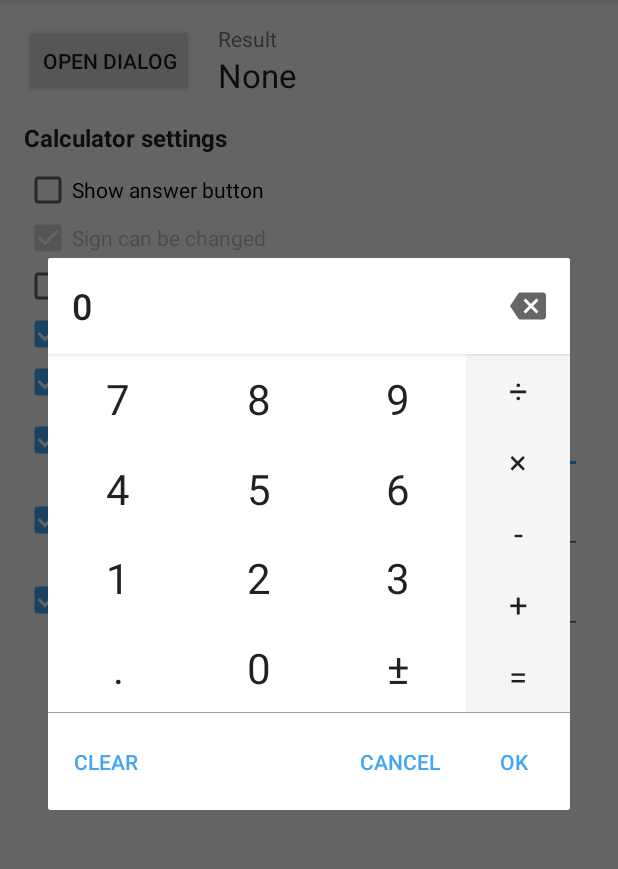
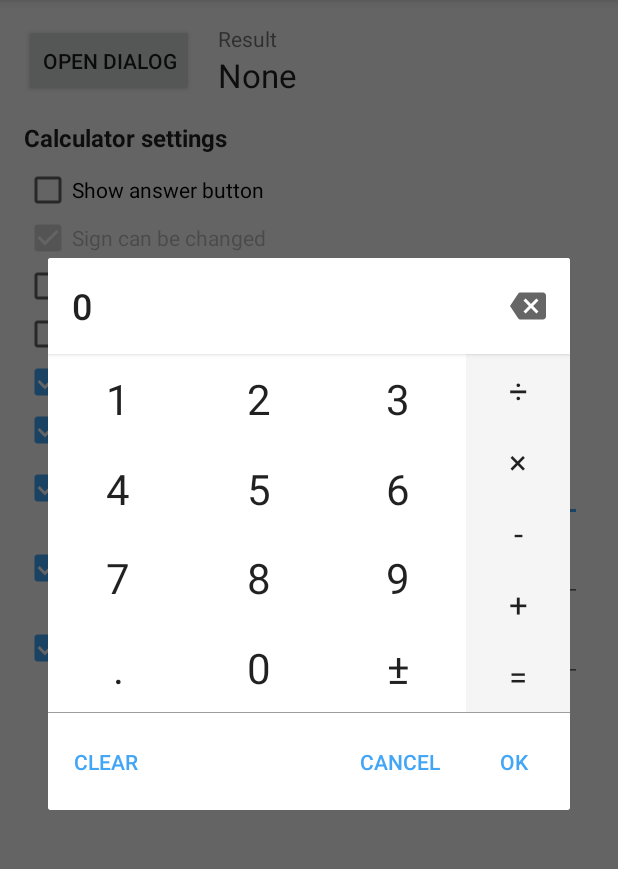
Before and after one commit to maltaisn/calcdialoglib, an Android app: the screen it shows after launch (MainActivity), after a tap on "OPEN DIALOG", on a phone screen of 412 x 824 dp, the part 84-953 px from its top. Run offline under Robolectric (Android 15) with nearby library versions, the phone set to English and light mode, and no system bars.

Commit message:
Change min sdk version to 16 Add option to hide sign button

```diff
--- a/app/build.gradle
+++ b/app/build.gradle
@@ -4,7 +4,7 @@ android {
     compileSdkVersion 27
     defaultConfig {
         applicationId "com.nmaltais.calcdialoglib"
-        minSdkVersion 21
+        minSdkVersion 16
         targetSdkVersion 27
         versionCode 1
         versionName "1.0"
@@ -22,7 +22,7 @@ android {
 dependencies {
     implementation fileTree(include: ['*.jar'], dir: 'libs')
     implementation 'com.android.support:appcompat-v7:27.1.1'
-    implementation 'com.android.support.constraint:constraint-layout:1.1.0'
+    implementation 'com.android.support.constraint:constraint-layout:1.1.2'
     testImplementation 'junit:junit:4.12'
     androidTestImplementation 'com.android.support.test:runner:1.0.2'
     androidTestImplementation 'com.android.support.test.espresso:espresso-core:3.0.2'
--- a/app/src/main/java/com/nmaltais/calcdialoglib/MainActivity.java
+++ b/app/src/main/java/com/nmaltais/calcdialoglib/MainActivity.java
@@ -39,6 +39,7 @@ public class MainActivity extends AppCompatActivity implements CalcDialog.CalcDi
 
     private TextView valueTextv;
     private CheckBox signCheck;
+    private CheckBox signHideBtn;
 
     private @Nullable BigDecimal value;
 
@@ -58,6 +59,7 @@ public class MainActivity extends AppCompatActivity implements CalcDialog.CalcDi
 
         signCheck = findViewById(R.id.check_sign);
         if (value == null) signCheck.setEnabled(false);
+        signHideBtn = findViewById(R.id.check_sign_hide_btn);
 
         final CheckBox showAnswerCheck = findViewById(R.id.check_answer_btn);
         final CheckBox clearOnOpCheck = findViewById(R.id.check_clear_operation);
@@ -126,6 +128,7 @@ public class MainActivity extends AppCompatActivity implements CalcDialog.CalcDi
                 // Set settings and value
                 calcDialog.setValue(value)
                         .setShowAnswerButton(showAnswerCheck.isChecked())
+                        .setHideSignButton(signHideBtn.isChecked())
                         .setSignCanBeChanged(signCanBeChanged, signCanBeChanged ? 0 : value.signum())
                         .setClearDisplayOnOperation(clearOnOpCheck.isChecked())
                         .setShowZeroWhenNoValue(showZeroCheck.isChecked())
--- a/app/src/main/res/layout/activity_main.xml
+++ b/app/src/main/res/layout/activity_main.xml
@@ -97,6 +97,16 @@
         app:layout_constraintTop_toBottomOf="@+id/check_answer_btn"/>
 
     <CheckBox
+        android:id="@+id/check_sign_hide_btn"
+        android:layout_width="wrap_content"
+        android:layout_height="wrap_content"
+        android:layout_marginStart="16dp"
+        android:checked="false"
+        android:text="@string/option_sign_hide_btn"
+        app:layout_constraintStart_toStartOf="parent"
+        app:layout_constraintTop_toBottomOf="@+id/check_sign"/>
+
+    <CheckBox
         android:id="@+id/check_clear_operation"
         android:layout_width="wrap_content"
         android:layout_height="wrap_content"
@@ -104,7 +114,7 @@
         android:checked="false"
         android:text="@string/option_clear_operation"
         app:layout_constraintStart_toStartOf="parent"
-        app:layout_constraintTop_toBottomOf="@+id/check_sign"/>
+        app:layout_constraintTop_toBottomOf="@+id/check_sign_hide_btn"/>
 
     <CheckBox
         android:id="@+id/check_show_zero"
--- a/app/src/main/res/values/strings.xml
+++ b/app/src/main/res/values/strings.xml
@@ -8,6 +8,7 @@
     <string name="calc_settings">Calculator settings</string>
 
     <string name="option_sign">Sign can be changed</string>
+    <string name="option_sign_hide_btn">Hide sign button</string>
     <string name="option_answer_btn">Show answer button</string>
     <string name="option_clear_operation">Clear display on operation button click</string>
     <string name="option_show_zero">Show zero when there is no value</string>
--- a/build.gradle
+++ b/build.gradle
@@ -7,7 +7,7 @@ buildscript {
         jcenter()
     }
     dependencies {
-        classpath 'com.android.tools.build:gradle:3.1.2'
+        classpath 'com.android.tools.build:gradle:3.1.4'
         classpath 'com.jfrog.bintray.gradle:gradle-bintray-plugin:1.7.3'
         classpath 'com.github.dcendents:android-maven-gradle-plugin:1.5'
 
--- a/calcdialog/build.gradle
+++ b/calcdialog/build.gradle
@@ -3,7 +3,7 @@ apply plugin: 'com.android.library'
 android {
     compileSdkVersion 27
     defaultConfig {
-        minSdkVersion 21
+        minSdkVersion 16
         targetSdkVersion 27
         versionCode 6
         versionName "1.1.2"
--- a/calcdialog/src/main/java/com/nmaltais/calcdialog/CalcDialog.java
+++ b/calcdialog/src/main/java/com/nmaltais/calcdialog/CalcDialog.java
@@ -22,7 +22,6 @@
 package com.nmaltais.calcdialog;
 
 
-import android.annotation.SuppressLint;
 import android.app.Dialog;
 import android.content.Context;
 import android.content.DialogInterface;
@@ -35,7 +34,6 @@ import android.support.annotation.Nullable;
 import android.support.v4.app.DialogFragment;
 import android.util.DisplayMetrics;
 import android.view.ContextThemeWrapper;
-import android.view.LayoutInflater;
 import android.view.View;
 import android.view.ViewGroup;
 import android.widget.Button;
@@ -50,10 +48,31 @@ import java.util.Locale;
 /**
  * Dialog with calculator for entering and calculating a number
  */
-@SuppressWarnings("unused")
 public class CalcDialog extends DialogFragment {
 
     private static final String TAG = CalcDialog.class.getSimpleName();
+
+    // Digits button: 0-9
+    private final static int[] NUMBER_BTN_IDS = {
+            R.id.button_calc_0,
+            R.id.button_calc_1,
+            R.id.button_calc_2,
+            R.id.button_calc_3,
+            R.id.button_calc_4,
+            R.id.button_calc_5,
+            R.id.button_calc_6,
+            R.id.button_calc_7,
+            R.id.button_calc_8,
+            R.id.button_calc_9,
+    };
+
+    // Operator button: +, -, *, /
+    private final static int[] OPERATOR_BTN_IDS = {
+            R.id.button_calc_add,
+            R.id.button_calc_sub,
+            R.id.button_calc_mult,
+            R.id.button_calc_div,
+    };
 
     private static final int OPERATION_NONE = -1;
     private static final int OPERATION_ADD = 0;
@@ -85,6 +104,7 @@ public class CalcDialog extends DialogFragment {
     private boolean stripTrailingZeroes;
 
     private boolean signCanBeChanged;
+    private boolean hideSignButton;
     private int initialSign;
 
     private boolean clearOnOperation;
@@ -203,9 +223,7 @@ public class CalcDialog extends DialogFragment {
 
     @Override
     public @NonNull Dialog onCreateDialog(Bundle state) {
-        LayoutInflater inflater = LayoutInflater.from(context);
-        @SuppressLint("InflateParams")
-        final View view = inflater.inflate(R.layout.dialog_calc, null);
+        final View view = View.inflate(context, R.layout.dialog_calc, null);
 
         // Value display
         textvDisplay = view.findViewById(R.id.text_value);
@@ -251,21 +269,8 @@ public class CalcDialog extends DialogFragment {
             }
         });
 
-        // Digits button: 0-9
-        int[] numberBtnIds = {
-                R.id.button_calc_0,
-                R.id.button_calc_1,
-                R.id.button_calc_2,
-                R.id.button_calc_3,
-                R.id.button_calc_4,
-                R.id.button_calc_5,
-                R.id.button_calc_6,
-                R.id.button_calc_7,
-                R.id.button_calc_8,
-                R.id.button_calc_9,
-        };
-        for (int i = 0; i < 10; i++) {
-            TextView numberBtn = view.findViewById(numberBtnIds[i]);
+        for (int i = 0; i < NUMBER_BTN_IDS.length; i++) {
+            TextView numberBtn = view.findViewById(NUMBER_BTN_IDS[i]);
             numberBtn.setText(btnTexts[i]);
 
             final int nb = i;
@@ -299,17 +304,10 @@ public class CalcDialog extends DialogFragment {
             });
         }
 
-        // Operator button: +, -, *, /
-        int[] operatorBtnIds = {
-                R.id.button_calc_add,
-                R.id.button_calc_sub,
-                R.id.button_calc_mult,
-                R.id.button_calc_div,
-        };
-        for (int i = 0; i < 4; i++) {
+        for (int i = 0; i < OPERATOR_BTN_IDS.length; i++) {
             final int op = i;
-            TextView operatorBtn = view.findViewById(operatorBtnIds[i]);
-            operatorBtn.setText(btnTexts[i + 10]);
+            TextView operatorBtn = view.findViewById(OPERATOR_BTN_IDS[i]);
+            operatorBtn.setText(btnTexts[i + NUMBER_BTN_IDS.length]);
             operatorBtn.setOnClickListener(new View.OnClickListener() {
                 @Override
                 public void onClick(View v) {
@@ -379,6 +377,9 @@ public class CalcDialog extends DialogFragment {
 
         // Sign button: +/-
         TextView signBtn = view.findViewById(R.id.button_calc_sign);
+        if (hideSignButton) {
+            signBtn.setVisibility(View.GONE);
+        } else {
             signBtn.setText(btnTexts[14]);
             signBtn.setOnClickListener(new View.OnClickListener() {
                 @Override
@@ -407,6 +408,7 @@ public class CalcDialog extends DialogFragment {
                     }
                 }
             });
+        }
 
         // Equal button
         TextView equalBtn = view.findViewById(R.id.button_calc_equal);
@@ -875,6 +877,16 @@ public class CalcDialog extends DialogFragment {
     }
 
     /**
+     * Set if the sign button should be hidden
+     * @param hideSignButton true to hide the sign button, false otherwise (default)
+     * @return the dialog
+     */
+    public CalcDialog setHideSignButton(boolean hideSignButton) {
+        this.hideSignButton = hideSignButton;
+        return this;
+    }
+
+    /**
      * Set the size of groups separated by group separators
      * 3 does 000,000,000
      * 4 does 0,0000,0000
--- a/calcdialog/src/main/res/layout/dialog_calc.xml
+++ b/calcdialog/src/main/res/layout/dialog_calc.xml
@@ -71,7 +71,7 @@
         tools:text="0"/>
 
     <TextView
-        android:id="@+id/button_calc_1"
+        android:id="@+id/button_calc_7"
         style="?attr/calcNumberBtnStyle"
         android:layout_width="0dp"
         android:layout_height="0dp"
@@ -80,10 +80,10 @@
         app:layout_constraintHorizontal_bias="0.5"
         app:layout_constraintStart_toStartOf="parent"
         app:layout_constraintTop_toBottomOf="@+id/button_calc_4"
-        tools:text="1"/>
+        tools:text="7"/>
 
     <TextView
-        android:id="@+id/button_calc_2"
+        android:id="@+id/button_calc_8"
         style="?attr/calcNumberBtnStyle"
         android:layout_width="0dp"
         android:layout_height="0dp"
@@ -92,10 +92,10 @@
         app:layout_constraintHorizontal_bias="0.0"
         app:layout_constraintStart_toStartOf="@+id/guideline_start"
         app:layout_constraintTop_toBottomOf="@+id/button_calc_4"
-        tools:text="2"/>
+        tools:text="8"/>
 
     <TextView
-        android:id="@+id/button_calc_3"
+        android:id="@+id/button_calc_9"
         style="?attr/calcNumberBtnStyle"
         android:layout_width="0dp"
         android:layout_height="0dp"
@@ -104,18 +104,18 @@
         app:layout_constraintHorizontal_bias="0.0"
         app:layout_constraintStart_toStartOf="@+id/guideline_middle"
         app:layout_constraintTop_toBottomOf="@+id/button_calc_4"
-        tools:text="3"/>
+        tools:text="9"/>
 
     <TextView
         android:id="@+id/button_calc_4"
         style="?attr/calcNumberBtnStyle"
         android:layout_width="0dp"
         android:layout_height="0dp"
-        app:layout_constraintBottom_toTopOf="@+id/button_calc_1"
+        app:layout_constraintBottom_toTopOf="@+id/button_calc_7"
         app:layout_constraintEnd_toStartOf="@+id/guideline_start"
         app:layout_constraintHorizontal_bias="0.5"
         app:layout_constraintStart_toStartOf="parent"
-        app:layout_constraintTop_toBottomOf="@+id/button_calc_7"
+        app:layout_constraintTop_toBottomOf="@+id/button_calc_1"
         tools:text="4"/>
 
     <TextView
@@ -127,7 +127,7 @@
         app:layout_constraintEnd_toStartOf="@+id/guideline_middle"
         app:layout_constraintHorizontal_bias="0.0"
         app:layout_constraintStart_toStartOf="@+id/guideline_start"
-        app:layout_constraintTop_toBottomOf="@+id/button_calc_7"
+        app:layout_constraintTop_toBottomOf="@+id/button_calc_1"
         tools:text="5"/>
 
     <TextView
@@ -139,11 +139,11 @@
         app:layout_constraintEnd_toStartOf="@+id/guideline_end"
         app:layout_constraintHorizontal_bias="0.0"
         app:layout_constraintStart_toStartOf="@+id/guideline_middle"
-        app:layout_constraintTop_toBottomOf="@+id/button_calc_7"
+        app:layout_constraintTop_toBottomOf="@+id/button_calc_1"
         tools:text="6"/>
 
     <TextView
-        android:id="@+id/button_calc_7"
+        android:id="@+id/button_calc_1"
         style="?attr/calcNumberBtnStyle"
         android:layout_width="0dp"
         android:layout_height="0dp"
@@ -153,30 +153,30 @@
         app:layout_constraintStart_toStartOf="parent"
         app:layout_constraintTop_toBottomOf="@+id/header"
         app:layout_constraintVertical_chainStyle="spread_inside"
-        tools:text="7"/>
+        tools:text="1"/>
 
     <TextView
-        android:id="@+id/button_calc_8"
+        android:id="@+id/button_calc_2"
         style="?attr/calcNumberBtnStyle"
         android:layout_width="0dp"
         android:layout_height="0dp"
-        app:layout_constraintBottom_toBottomOf="@+id/button_calc_7"
+        app:layout_constraintBottom_toBottomOf="@+id/button_calc_1"
         app:layout_constraintEnd_toStartOf="@+id/guideline_middle"
         app:layout_constraintStart_toStartOf="@+id/guideline_start"
-        app:layout_constraintTop_toTopOf="@+id/button_calc_7"
-        tools:text="8"/>
+        app:layout_constraintTop_toTopOf="@+id/button_calc_1"
+        tools:text="2"/>
 
     <TextView
-        android:id="@+id/button_calc_9"
+        android:id="@+id/button_calc_3"
         style="?attr/calcNumberBtnStyle"
         android:layout_width="0dp"
         android:layout_height="0dp"
-        app:layout_constraintBottom_toBottomOf="@+id/button_calc_7"
+        app:layout_constraintBottom_toBottomOf="@+id/button_calc_1"
         app:layout_constraintEnd_toStartOf="@+id/guideline_end"
         app:layout_constraintHorizontal_bias="0.0"
         app:layout_constraintStart_toStartOf="@+id/guideline_middle"
-        app:layout_constraintTop_toTopOf="@+id/button_calc_7"
-        tools:text="9"/>
+        app:layout_constraintTop_toTopOf="@+id/button_calc_1"
+        tools:text="3"/>
 
     <TextView
         android:id="@+id/button_calc_decimal"
@@ -187,7 +187,7 @@
         app:layout_constraintEnd_toStartOf="@+id/button_calc_0"
         app:layout_constraintHorizontal_bias="0.5"
         app:layout_constraintStart_toStartOf="parent"
-        app:layout_constraintTop_toBottomOf="@+id/button_calc_1"
+        app:layout_constraintTop_toBottomOf="@+id/button_calc_7"
         tools:text="."/>
 
     <TextView
@@ -210,7 +210,7 @@
         app:layout_constraintEnd_toEndOf="parent"
         app:layout_constraintHorizontal_bias="0.5"
         app:layout_constraintStart_toStartOf="@+id/guideline_end"
-        app:layout_constraintTop_toTopOf="@+id/button_calc_7"
+        app:layout_constraintTop_toTopOf="@+id/button_calc_1"
         tools:text="÷"/>
 
     <TextView
@@ -290,6 +290,7 @@
         android:layout_width="wrap_content"
         android:layout_height="wrap_content"
         android:layout_marginBottom="5dp"
+        android:layout_marginLeft="5dp"
         android:layout_marginStart="5dp"
         android:layout_marginTop="5dp"
         android:text="?attr/calcButtonTextClear"
@@ -303,6 +304,7 @@
         android:layout_width="wrap_content"
         android:layout_height="wrap_content"
         android:layout_marginBottom="5dp"
+        android:layout_marginRight="5dp"
         android:layout_marginEnd="5dp"
         android:layout_marginTop="5dp"
         android:text="?attr/calcButtonTextCancel"
@@ -317,6 +319,7 @@
         android:layout_width="wrap_content"
         android:layout_height="wrap_content"
         android:layout_marginBottom="5dp"
+        android:layout_marginRight="5dp"
         android:layout_marginEnd="5dp"
         android:layout_marginTop="5dp"
         android:text="?attr/calcButtonTextOk"
```
Also changed, not shown: 1 other file. Lines whose indentation alone changed are shown as unchanged.
